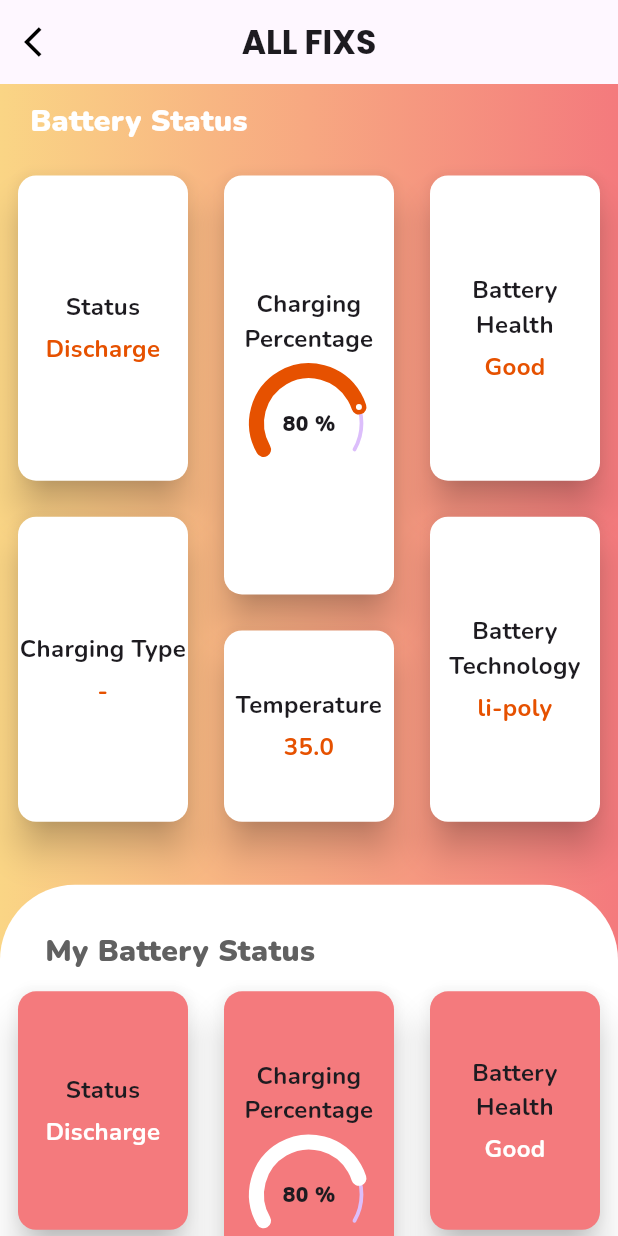
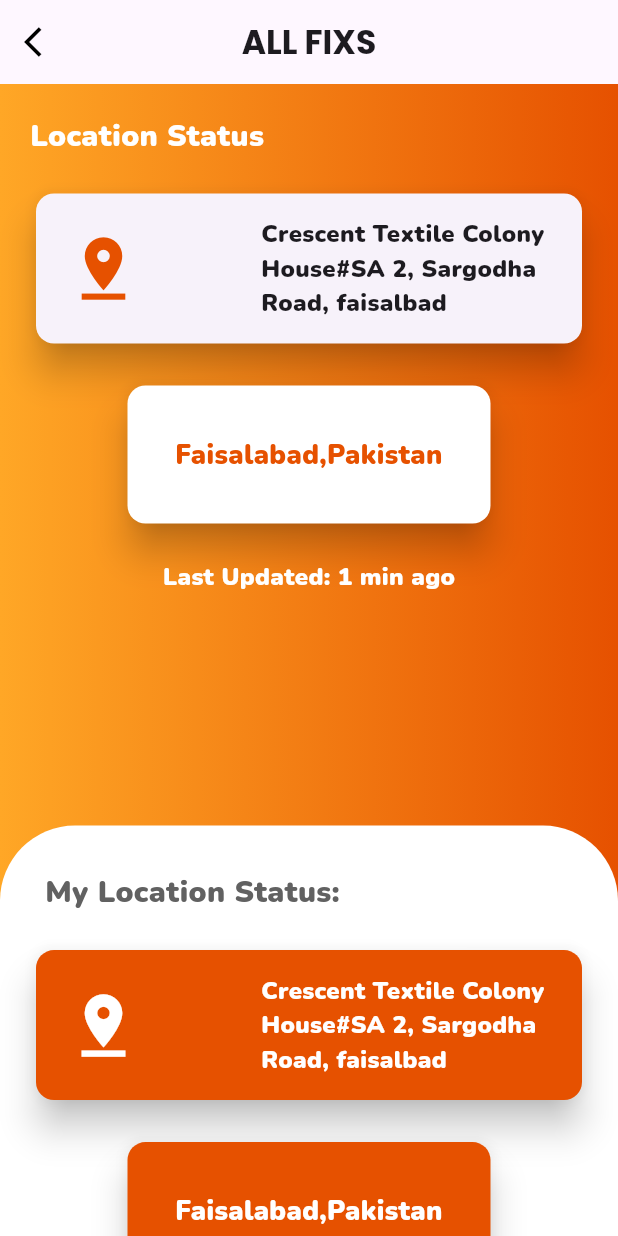
Before and after one commit to kashaf-ud-duja/All_fixs_flutter-projects, a Flutter app: the screen it shows after launch, on a phone screen of 412 x 824 dp. Run offline on Flutter 3.47's test engine with Material 3 defaults, Android fonts, the phone set to English and light mode, and no system bars; drawn by our look-alikes of sleek_circular_slider; our stand-ins replace animated_bottom_navigation_bar, circular_profile_avatar, flutter_sizer, font_awesome_flutter, getwidget, google_fonts and 3 more; missing offline and left inert: dart:html.

Commit message:
Location Info Complete Ui of the Screen

```diff
--- a/all_fixs/lib/Views/Features/DeviceInfo/BatteryInfo/battery_info.dart
+++ b/all_fixs/lib/Views/Features/DeviceInfo/BatteryInfo/battery_info.dart
@@ -30,10 +30,10 @@ class BatteryInfo extends StatelessWidget {
           height: MediaQuery.of(context).size.height * 1.2,
           decoration: BoxDecoration(
             gradient: LinearGradient(
-              colors: [
-                Color(0xFFFAD585),
-                Color(0xFFF47A7D),
-              ],
+               colors: [
+              Color(0xFFFFA726),
+              Color(0xFFE65100),
+            ],
             ),
           ),
           child: Column(
@@ -211,7 +211,7 @@ class BatteryInfo extends StatelessWidget {
                                         txt: 'Status',
                                         value: 'Discharge',
                                         subWidget: null,
-                                        clr: Color(0xFFF47A7D),
+                                        clr: Color(0xFFE65100),
                                         txtclr: Colors.white,
                                       )),
                                       Expanded(
@@ -219,7 +219,7 @@ class BatteryInfo extends StatelessWidget {
                                           txt: 'Charging Type',
                                           value: '-',
                                           subWidget: null,
-                                          clr: Color(0xFFF47A7D),
+                                          clr: Color(0xFFE65100),
                                           txtclr: Colors.white,
                                         ),
                                       ),
@@ -257,7 +257,7 @@ class BatteryInfo extends StatelessWidget {
                                             ),
                                             initialValue: 80,
                                           ),
-                                          clr: Color(0xFFF47A7D),
+                                          clr: Color(0xFFE65100),
                                           txtclr: Colors.white,
                                         ),
                                       ),
@@ -266,7 +266,7 @@ class BatteryInfo extends StatelessWidget {
                                           txt: 'Temperature',
                                           value: '35.0',
                                           subWidget: null,
-                                          clr: Color(0xFFF47A7D),
+                                          clr: Color(0xFFE65100),
                                           txtclr: Colors.white,
                                         ),
                                       ),
@@ -284,7 +284,7 @@ class BatteryInfo extends StatelessWidget {
                                         txt: 'Battery Health',
                                         value: 'Good',
                                         subWidget: null,
-                                        clr: Color(0xFFF47A7D),
+                                        clr: Color(0xFFE65100),
                                         txtclr: Colors.white,
                                       )),
                                       Expanded(
@@ -292,7 +292,7 @@ class BatteryInfo extends StatelessWidget {
                                           txt: 'Battery Technology',
                                           value: 'li-poly',
                                           subWidget: null,
-                                          clr: Color(0xFFF47A7D),
+                                          clr: Color(0xFFE65100),
                                           txtclr: Colors.white,
                                         ),
                                       ),
--- /dev/null
+++ b/all_fixs/lib/Views/Features/DeviceInfo/Location/location_info.dart
@@ -0,0 +1,271 @@
+import 'package:all_fixs/Views/Widgets/Features/DeviceInfo/one_value_card.dart';
+import 'package:flutter/material.dart';
+import 'package:flutter/widgets.dart';
+import 'package:google_fonts/google_fonts.dart';
+
+class LocationInfo extends StatelessWidget {
+  const LocationInfo({super.key});
+
+  @override
+  Widget build(BuildContext context) {
+    return Scaffold(
+      appBar: AppBar(
+        title: Text(
+          "ALL FIXS",
+          style: GoogleFonts.poppins(fontWeight: FontWeight.bold),
+        ),
+        backgroundColor: Colors.transparent,
+        centerTitle: true,
+        leading: IconButton(
+          icon: Icon(Icons.arrow_back_ios),
+          color: Colors.black,
+          onPressed: () {
+            Navigator.of(context).pop();
+          },
+        ),
+      ),
+      body: SingleChildScrollView(
+        child: Container(
+          height: MediaQuery.of(context).size.height * 1.2,
+          decoration: BoxDecoration(
+            gradient: LinearGradient(
+              colors: [
+                Color(0xFFFFA726),
+                Color(0xFFE65100),
+              ],
+            ),
+          ),
+          child: Column(
+            children: [
+              Expanded(
+                child: Container(
+                  child: Column(
+                    children: [
+                      SizedBox(
+                        height: 20,
+                      ),
+                      Padding(
+                        padding: EdgeInsets.symmetric(horizontal: 20),
+                        child: Align(
+                          alignment: Alignment.centerLeft,
+                          child: Text(
+                            "Location Status",
+                            style: GoogleFonts.nunito(
+                              fontWeight: FontWeight.w900,
+                              color: Colors.white,
+                              fontSize: 20,
+                            ),
+                          ),
+                        ),
+                      ),
+                      SizedBox(
+                        height: 20,
+                      ),
+                      Padding(
+                        padding: const EdgeInsets.symmetric(horizontal: 20.0),
+                        child: Card(
+                          elevation: 10,
+                          child: Container(
+                            width: 400,
+                            height: 100,
+                            child: Center(
+                              child: Row(
+                                mainAxisAlignment: MainAxisAlignment.center,
+                                children: <Widget>[
+                                  Padding(
+                                    padding: EdgeInsets.symmetric(
+                                      horizontal: 20,
+                                    ),
+                                    child: Icon(
+                                      Icons.pin_drop,
+                                      color: Colors.orange[900],
+                                      size: 50,
+                                    ),
+                                  ),
+                                  Padding(
+                                    padding: EdgeInsets.symmetric(
+                                      horizontal: 20,
+                                    ),
+                                  ),
+                                  Flexible(
+                                    child: Container(
+                                      padding:
+                                          EdgeInsets.symmetric(horizontal: 20),
+                                      child: Text(
+                                        "Crescent Textile Colony House#SA 2, Sargodha Road, faisalbad",
+                                        style: GoogleFonts.nunito(
+                                            fontSize: 16,
+                                            fontWeight: FontWeight.w900),
+                                      ),
+                                    ),
+                                  )
+                                ],
+                              ),
+                            ),
+                          ),
+                        ),
+                      ),
+                      SizedBox(
+                        height: 20,
+                      ),
+                      Container(
+                        height: 100,
+                        width: 250,
+                        child: Card(
+                          color: Colors.white,
+                          elevation: 10,
+                          child: Column(
+                            children: <Widget>[
+                              Expanded(
+                                child: Align(
+                                  alignment: Alignment.center,
+                                  child: Text(
+                                    "Faisalabad,Pakistan",
+                                    style: GoogleFonts.nunito(
+                                      fontWeight: FontWeight.w900,
+                                      fontSize: 18,
+                                      color: Colors.orange[900],
+                                    ),
+                                    textAlign: TextAlign.center,
+                                    textScaleFactor: 1,
+                                  ),
+                                ),
+                              ),
+                            ],
+                          ),
+                        ),
+                      ),
+                      SizedBox(
+                        height: 20,
+                      ),
+                      Text(
+                        "Last Updated: 1 min ago",
+                        style: GoogleFonts.nunito(
+                          fontWeight: FontWeight.w900,
+                          fontSize: 16,
+                          color: Colors.white,
+                        ),
+                      ),
+                    ],
+                  ),
+                ),
+              ),
+              Expanded(
+                  child: Container(
+                    width: double.infinity,
+                    decoration: const BoxDecoration(
+                      color: Colors.white,
+                      borderRadius: BorderRadius.only(
+                        topLeft: Radius.circular(50),
+                        topRight: Radius.circular(50),
+                      ),
+                    ),
+                    child: Column(
+                    children: [
+                      SizedBox(
+                          height: 30,
+                        ),
+                        Padding(
+                          padding: EdgeInsets.symmetric(horizontal: 30),
+                          child: Align(
+                            alignment: Alignment.centerLeft,
+                            child: Text(
+                              "My Location Status:",
+                              style: GoogleFonts.nunito(
+                                fontSize: 20,
+                                fontWeight: FontWeight.w900,
+                                color: Colors.grey[700],
+                              ),
+                            ),
+                          ),
+                        ),
+                        SizedBox(
+                          height: 20,
+                        ),
+                        Padding(
+                        padding: const EdgeInsets.symmetric(horizontal: 20.0),
+                        child: Card(
+                          color: Colors.orange[900],
+                          elevation: 10,
+                          child: Container(
+                            width: 400,
+                            height: 100,
+                            child: Center(
+                              child: Row(
+                                mainAxisAlignment: MainAxisAlignment.center,
+                                children: <Widget>[
+                                  Padding(
+                                    padding: EdgeInsets.symmetric(
+                                      horizontal: 20,
+                                    ),
+                                    child: Icon(
+                                      Icons.pin_drop,
+                                      color: Colors.white,
+                                      size: 50,
+                                    ),
+                                  ),
+                                  Padding(
+                                    padding: EdgeInsets.symmetric(
+                                      horizontal: 20,
+                                    ),
+                                  ),
+                                  Flexible(
+                                    child: Container(
+                                      padding:
+                                          EdgeInsets.symmetric(horizontal: 20),
+                                      child: Text(
+                                        "Crescent Textile Colony House#SA 2, Sargodha Road, faisalbad",
+                                        style: GoogleFonts.nunito(
+                                            fontSize: 16,
+                                            fontWeight: FontWeight.w900,
+                                            color: Colors.white),
+                                      ),
+                                    ),
+                                  )
+                                ],
+                              ),
+                            ),
+                          ),
+                        ),
+                      ),
+                      SizedBox(
+                        height: 20,
+                      ),
+                      Container(
+                        height: 100,
+                        width: 250,
+                        child: Card(
+                          color: Colors.orange[900],
+                          elevation: 10,
+                          child: Column(
+                            children: <Widget>[
+                              Expanded(
+                                child: Align(
+                                  alignment: Alignment.center,
+                                  child: Text(
+                                    "Faisalabad,Pakistan",
+                                    style: GoogleFonts.nunito(
+                                      fontWeight: FontWeight.w900,
+                                      fontSize: 18,
+                                      color: Colors.white,
+                                    ),
+                                    textAlign: TextAlign.center,
+                                    textScaleFactor: 1,
+                                  ),
+                                ),
+                              ),
+                            ],
+                          ),
+                        ),
+                      ),
+                    ],
+                  )
+                  ),
+                  ),
+            ],
+          ),
+        ),
+      ),
+    );
+  }
+}
--- a/all_fixs/lib/Views/Features/DeviceInfo/UserStatus/user_status.dart
+++ b/all_fixs/lib/Views/Features/DeviceInfo/UserStatus/user_status.dart
@@ -46,13 +46,13 @@ class _UserStatusState extends State<UserStatus> {
       ),
       body: SingleChildScrollView(
         child: Container(
-          height: MediaQuery.of(context).size.height,
+          height: MediaQuery.of(context).size.height * 1.2,
           decoration: BoxDecoration(
             gradient: LinearGradient(
-              colors: [
-                Color(0xFFFAD585),
-                Color(0xFFF47A7D),
-              ],
+                colors: [
+              Color(0xFFFFA726),
+              Color(0xFFE65100),
+            ],
             ),
           ),
           child: Column(
@@ -63,7 +63,7 @@ class _UserStatusState extends State<UserStatus> {
                   child: Column(
                     children: [
                       SizedBox(
-                        height: 50,
+                        height: 20,
                       ),
                       Padding(
                         padding: EdgeInsets.symmetric(horizontal: 20),
@@ -200,7 +200,7 @@ class _UserStatusState extends State<UserStatus> {
                                   value: Status1[index],
                                   clr: selectedStatus == Status1[index]
                                       ? Color.fromRGBO(230, 81, 0, 1)
-                                      : Color(0xFFFAD585),
+                                      : Color(0xFFFFA726), txtclr: null,
                                 ),
                               ),
                               GestureDetector(
@@ -213,7 +213,7 @@ class _UserStatusState extends State<UserStatus> {
                                   value: Status2[index],
                                   clr: selectedStatus == Status2[index]
                                       ? Color.fromRGBO(230, 81, 0, 1)
-                                      : Color(0xFFFAD585),
+                                      : Color(0xFFFFA726), txtclr: null,
                                 ),
                               ),
                             ],
--- a/all_fixs/lib/Views/Widgets/Features/DeviceInfo/one_value_card.dart
+++ b/all_fixs/lib/Views/Widgets/Features/DeviceInfo/one_value_card.dart
@@ -3,13 +3,14 @@ import 'package:google_fonts/google_fonts.dart';
 class OneValueCard extends StatelessWidget {
   final String value;
   final Color clr;
-  OneValueCard({required this.value,required this.clr});
+  final Color? txtclr;
+  OneValueCard({required this.value,required this.clr,required this.txtclr});
 
   @override
   Widget build(BuildContext context) {
     return Container(
-      height: 100,
-      width: 160,
+      height: 150,
+      width: 150,
       child: Card(
         color:clr,
         elevation: 10,
@@ -23,6 +24,7 @@ class OneValueCard extends StatelessWidget {
               style: GoogleFonts.nunito(
                 fontWeight: FontWeight.w900,
                 fontSize: 15,
+                color:txtclr ?? Colors.white,
               ),
               textScaleFactor: 1,
             ),
--- a/all_fixs/lib/main.dart
+++ b/all_fixs/lib/main.dart
@@ -1,5 +1,6 @@
 // ignore_for_file: unused_import
 import 'package:all_fixs/Views/Features/DeviceInfo/BatteryInfo/battery_info.dart';
+import 'package:all_fixs/Views/Features/DeviceInfo/Location/location_info.dart';
 import 'package:all_fixs/Views/Features/DeviceInfo/UserStatus/user_status.dart';
 import 'package:all_fixs/Views/Features/DeviceInfo/device_info.dart';
 import 'package:all_fixs/Views/Homepage/Dashboard.dart';
@@ -27,7 +28,7 @@ class Allfixs extends StatelessWidget {
             builder: (context, orientation, screenType) {
             return MaterialApp(
               title: 'All Fixs',
-              home: BatteryInfo(),
+              home: LocationInfo(),
               debugShowCheckedModeBanner: false,
             );
             }
```
